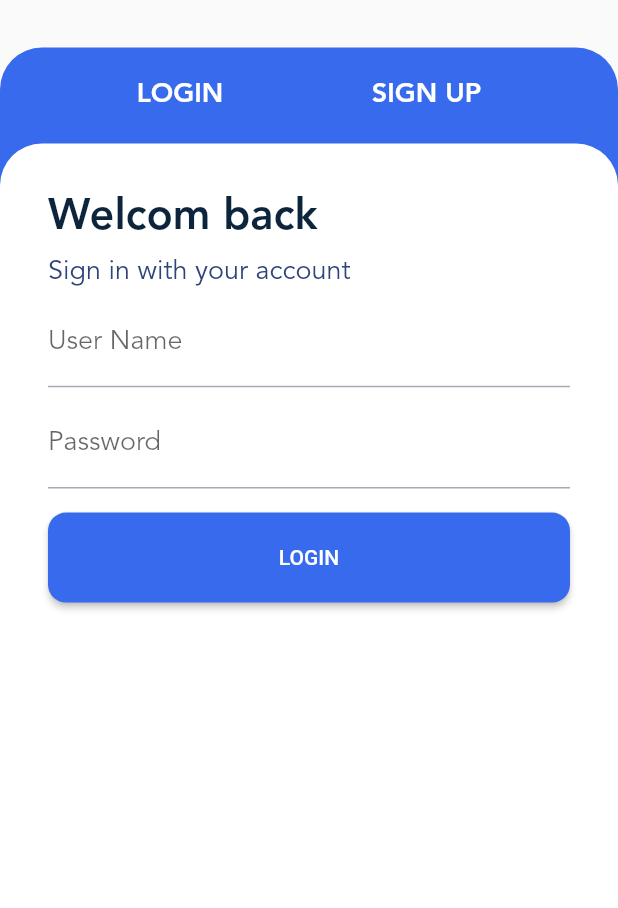
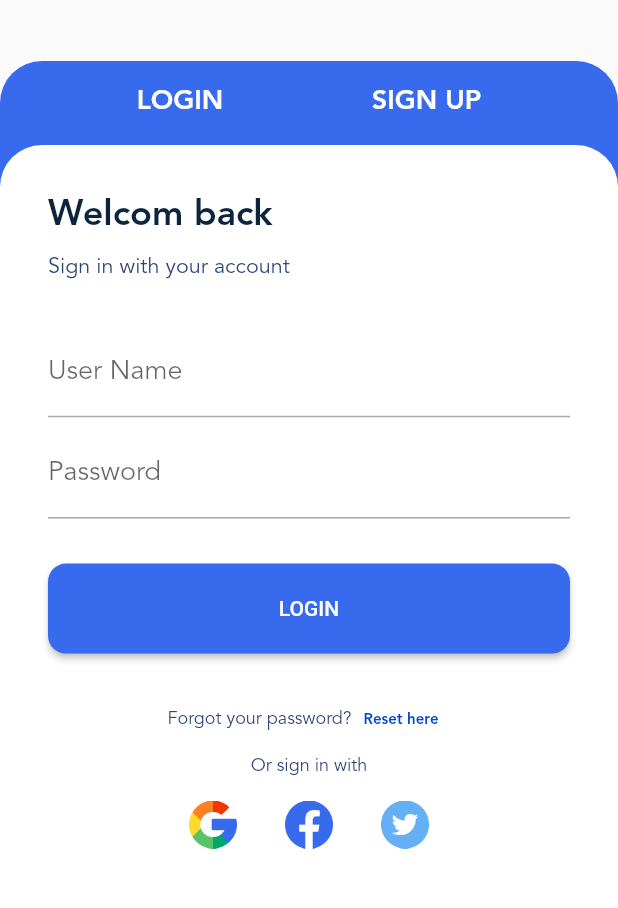
Before and after one commit to amirtorabi/blog_club, a Flutter app: the Login screen opened directly, on a phone screen of 412 x 824 dp, the part 132-1040 px from its top. Run offline on Flutter 3.47's test engine with Material 2 defaults, Android fonts, the phone set to English and light mode, and no system bars; our stand-ins replace dotted_border, flutter_svg, gradient_borders, smooth_page_indicator; generated files the repository leaves out were written again.

Commit message:
added login page - step 2

```diff
--- a/lib/login.dart
+++ b/lib/login.dart
@@ -24,7 +24,7 @@ class _LoginState extends State<Login> {
         children: [
           Center(
             child: Padding(
-              padding: const EdgeInsets.fromLTRB(0, 32, 0, 32),
+              padding: const EdgeInsets.fromLTRB(0, 32, 0, 41),
               child: Assets.img.icons.logo.svg(width: 110),
             ),
           ),
@@ -39,7 +39,7 @@ class _LoginState extends State<Login> {
               child: Column(
                 children: [
                   Padding(
-                    padding: const EdgeInsets.only(top: 8, bottom: 8),
+                    padding: const EdgeInsets.only(top: 4, bottom: 4),
                     child: Row(
                       mainAxisAlignment: MainAxisAlignment.spaceEvenly,
                       children: [
@@ -75,16 +75,15 @@ class _LoginState extends State<Login> {
                             children: [
                               Text(
                                 localizations!.loginWelcom,
-                                style: themeData.textTheme.headlineMedium!
-                                    .apply(fontSizeFactor: 1.2),
+                                style: themeData.textTheme.headlineMedium,
                               ),
                               Padding(
                                 padding:
-                                    const EdgeInsets.only(top: 8, bottom: 6),
+                                    const EdgeInsets.only(top: 12, bottom: 32),
                                 child: Text(
                                   localizations.loginSignInDescription,
                                   style: themeData.textTheme.bodyMedium!
-                                      .apply(fontSizeFactor: 1.5),
+                                      .apply(fontSizeFactor: 1.2),
                                 ),
                               ),
                               TextField(
@@ -101,7 +100,7 @@ class _LoginState extends State<Login> {
                                     labelText:
                                         localizations.loginTextFieldPassword),
                               ),
-                              const SizedBox(height: 16),
+                              const SizedBox(height: 30),
                               SizedBox(
                                 width: double.infinity,
                                 height: 60,
@@ -114,7 +113,52 @@ class _LoginState extends State<Login> {
                                                         12)))),
                                     onPressed: () {},
                                     child: Text(localizations.loginButton)),
-                              )
+                              ),
+                              Padding(
+                                padding:
+                                    const EdgeInsets.only(top: 20, bottom: 32),
+                                child: Column(
+                                  children: [
+                                    Row(
+                                      mainAxisAlignment:
+                                          MainAxisAlignment.center,
+                                      children: [
+                                        Text('Forgot your password?',
+                                            style:
+                                                themeData.textTheme.bodyMedium),
+                                        TextButton(
+                                            onPressed: () {},
+                                            child: Text(
+                                              'Reset here',
+                                              style:
+                                                  themeData.textTheme.bodySmall,
+                                            )),
+                                      ],
+                                    ),
+                                    const Text("Or sign in with",
+                                        style: TextStyle(
+                                          fontSize: 12,
+                                          fontWeight: FontWeight.w400,
+                                        )),
+                                    Row(
+                                      mainAxisAlignment:
+                                          MainAxisAlignment.center,
+                                      children: [
+                                        Assets.img.icons.google
+                                            .image(width: 32, height: 32),
+                                        Padding(
+                                          padding: const EdgeInsets.fromLTRB(
+                                              32, 16, 32, 16),
+                                          child: Assets.img.icons.facebook
+                                              .image(width: 32, height: 32),
+                                        ),
+                                        Assets.img.icons.twitter
+                                            .image(width: 32, height: 32),
+                                      ],
+                                    )
+                                  ],
+                                ),
+                              ),
                             ],
                           ),
                         ),
```
